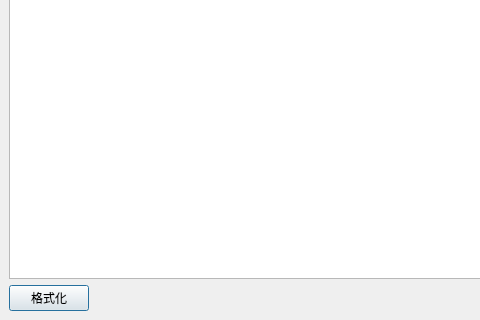
The window that Dialog/dialogformatjson.ui (Mtr1994/DeskSocket) describes before a commit, drawn with Qt 5; both pictures show x 0 to 480 and y 158 to 478 of the 629 by 478 pixel window.
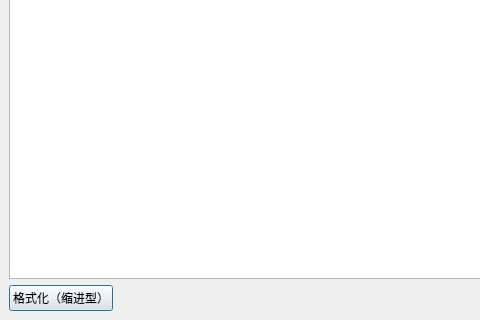
The same window after the commit.

Patch:
```diff
--- a/Dialog/dialogformatjson.ui
+++ b/Dialog/dialogformatjson.ui
@@ -65,7 +65,7 @@
         <item>
          <widget class="QPushButton" name="btnFormatJson">
           <property name="text">
-           <string>格式化</string>
+           <string>格式化（缩进型）</string>
           </property>
          </widget>
         </item>
```
